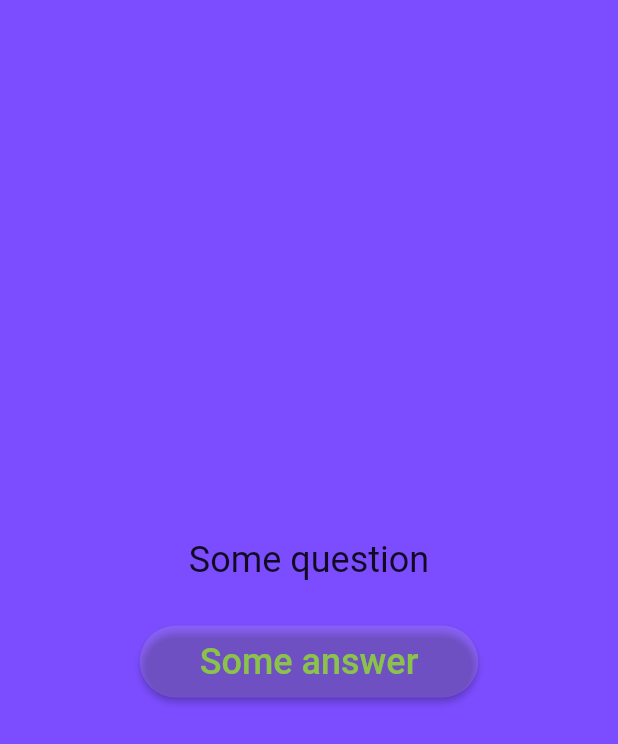
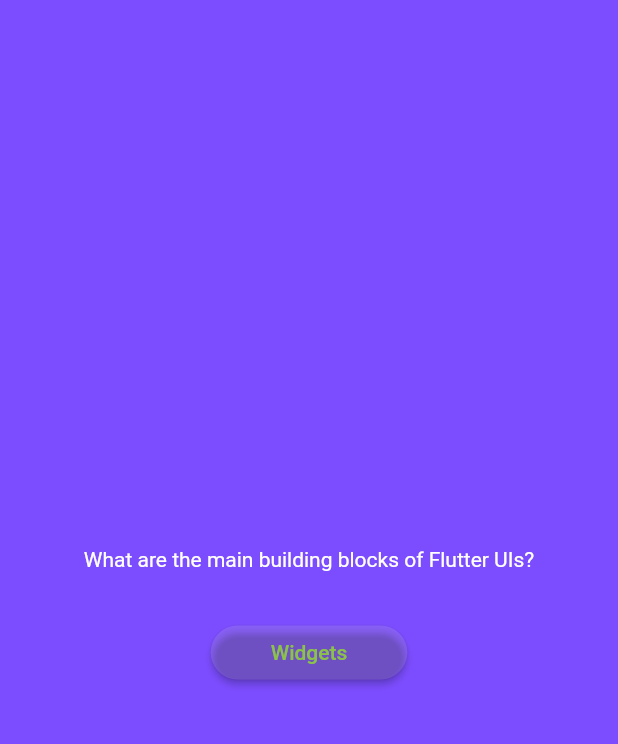
Before and after one commit to jfspps/Flutter_Questionnaire_Demo, a Flutter app: the screen it shows after launch, after a tap on "Outlined button", on a phone screen of 412 x 824 dp. Shown: the top 744 px of the screen. Run offline on Flutter 3.47's test engine with Material 2 defaults, Android fonts, the phone set to English and light mode, and no system bars.

Commit message:
accessed QuizQuestion elements

```diff
--- a/lib/models/question_entity.dart
+++ b/lib/models/question_entity.dart
@@ -1,6 +1,6 @@
 class QuizQuestion {
   final String text;
-  final List<String> questions;
+  final List<String> answers;
 
-  const QuizQuestion(this.text, this.questions);
+  const QuizQuestion(this.text, this.answers);
 }
--- a/lib/widgets/answer_button.dart
+++ b/lib/widgets/answer_button.dart
@@ -30,9 +30,6 @@ class AnswerButton extends StatelessWidget {
       onPressed: onPress,
       child: Text(
         buttonText,
-        style: const TextStyle(
-          fontSize: 24,
-        ),
       ),
     );
   }
--- a/lib/widgets/questionpage.dart
+++ b/lib/widgets/questionpage.dart
@@ -1,5 +1,6 @@
-import 'package:flutter/cupertino.dart';
 import 'package:flutter/material.dart';
+import 'package:questionnaire/data/example_questions.dart';
+import 'package:questionnaire/models/question_entity.dart';
 import 'package:questionnaire/widgets/answer_button.dart';
 
 class QuestionPage extends StatefulWidget {
@@ -12,6 +13,9 @@ class QuestionPage extends StatefulWidget {
 }
 
 class _QuestionPage extends State<QuestionPage> {
+
+  final QuizQuestion quizQuestion = questions[0];
+
   @override
   Widget build(BuildContext context) {
     // build a SizedBox of maximum width and then centre column child widgets
@@ -21,16 +25,16 @@ class _QuestionPage extends State<QuestionPage> {
       child: Column(
         mainAxisAlignment: MainAxisAlignment.center,
         children: [
-          const Text(
-            'Some question',
-            style: TextStyle(
-              fontSize: 24,
+          Text(
+            quizQuestion.text,
+            style: const TextStyle(
+              color: Colors.white,
             ),
           ),
           const SizedBox(
             height: 30,
           ),
-          AnswerButton(buttonText: 'Some answer', onPress: () {})
+          AnswerButton(buttonText: quizQuestion.answers[0], onPress: () {})
         ],
       ),
     );
```
